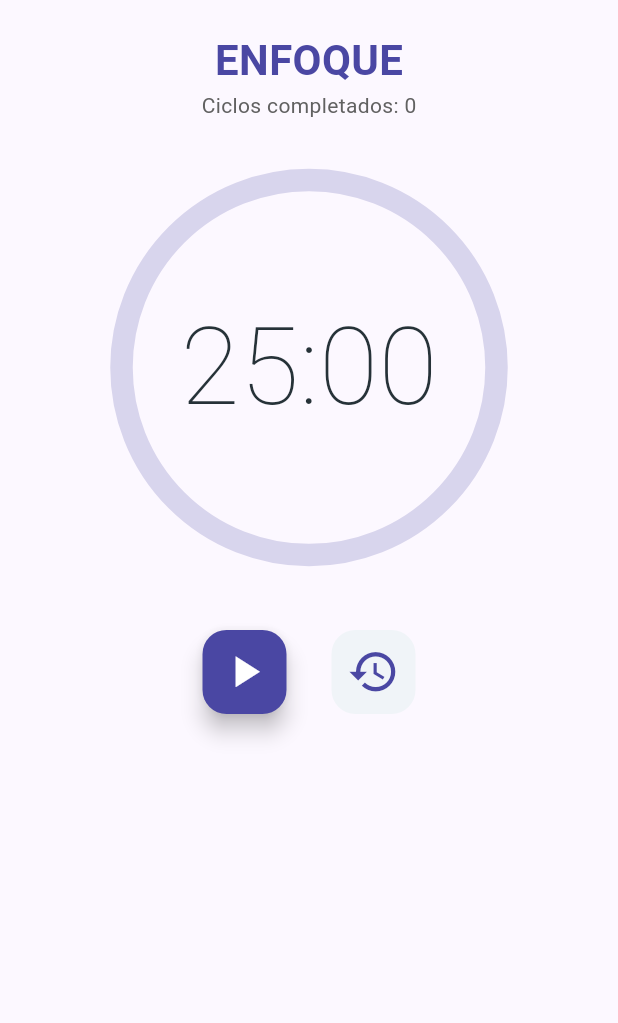
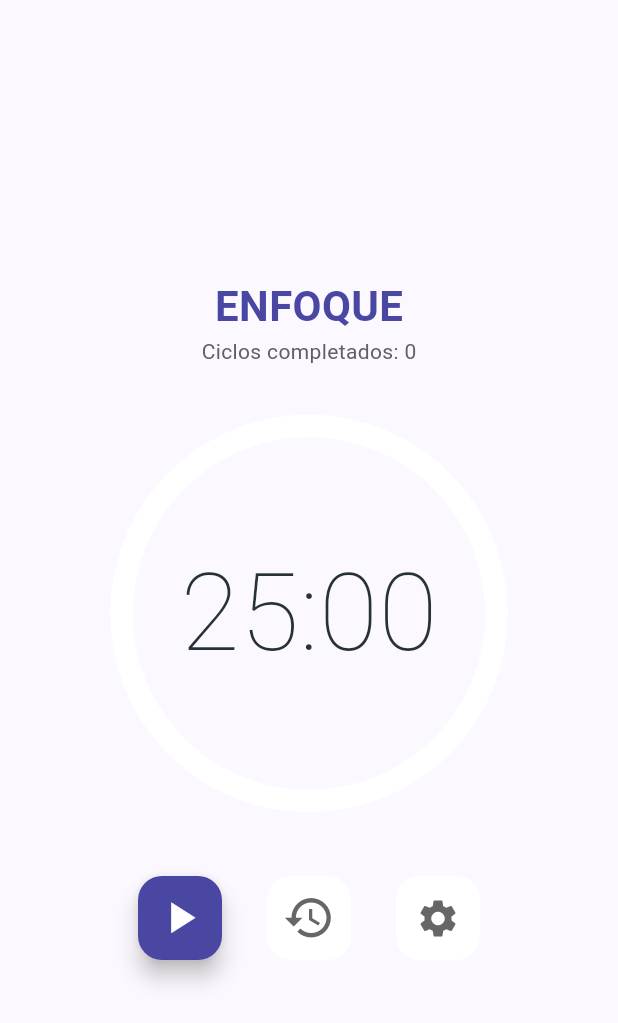
Before and after one commit to MiguelAngelJimenezUria/proyectofinalflutter, a Flutter app: the PomodoroTab widget shown alone on an empty page, opened directly, after a tap on the "play arrow" icon, after a tap on the "restore" icon, on a phone screen of 412 x 824 dp. Shown: the top 1023 px of the screen. Run offline on Flutter 3.47's test engine with Material 3 defaults, Android fonts, the phone set to English and light mode, and no system bars; our stand-ins replace table_calendar.

Commit message:
Cambios :D

```diff
--- a/lib/view/pomodoro_tab.dart
+++ b/lib/view/pomodoro_tab.dart
@@ -2,7 +2,6 @@ import 'package:flutter/material.dart';
 import 'dart:async';
 import 'styles.dart';
 
-// ✅ CORRECCIÓN: Definición del enum PomodoroState
 enum PomodoroState { work, shortBreak, longBreak }
 
 class PomodoroTab extends StatefulWidget {
@@ -13,20 +12,19 @@ class PomodoroTab extends StatefulWidget {
 }
 
 class _PomodoroTabState extends State<PomodoroTab> {
-  // Configuración del temporizador (en minutos)
-  static const int workDuration = 25;
+  // Configuración del temporizador (ahora es una variable mutable para el ajuste)
+  int _initialWorkDuration = 25; // En minutos
   static const int shortBreakDuration = 5;
   static const int longBreakDuration = 15;
   static const int cyclesBeforeLongBreak = 4;
 
-  // Variables de estado
-  int _currentDuration = workDuration * 60; // En segundos
+  int _currentDuration = 25 * 60; // Duración actual en segundos
   bool _isRunning = false;
   Timer? _timer;
   int _pomodoroCycles = 0;
+  PomodoroState _currentState = PomodoroState.work;
 
-  // Estado inicial del ciclo Pomodoro
-  PomodoroState _currentState = PomodoroState.work;
+  // --- Lógica de Control ---
 
   @override
   void dispose() {
@@ -34,13 +32,24 @@ class _PomodoroTabState extends State<PomodoroTab> {
     super.dispose();
   }
 
-  // --- Lógica del Temporizador ---
+  // Reinicia el temporizador al estado inicial basado en _currentState
+  void _setDurationBasedOnState() {
+    if (_currentState == PomodoroState.work) {
+      _currentDuration = _initialWorkDuration * 60;
+    } else if (_currentState == PomodoroState.shortBreak) {
+      _currentDuration = shortBreakDuration * 60;
+    } else {
+      _currentDuration = longBreakDuration * 60;
+    }
+  }
 
   void _startTimer() {
-    if (_timer != null) {
-      _timer!.cancel();
-    }
+    if (_timer != null) _timer!.cancel();
+    if (_currentDuration == 0) _setDurationBasedOnState();
+
+    setState(() {
       _isRunning = true;
+    });
 
     _timer = Timer.periodic(const Duration(seconds: 1), (timer) {
       if (!mounted) {
@@ -59,9 +68,7 @@ class _PomodoroTabState extends State<PomodoroTab> {
   }
 
   void _pauseTimer() {
-    if (_timer != null) {
-      _timer!.cancel();
-    }
+    _timer?.cancel();
     setState(() {
       _isRunning = false;
     });
@@ -73,20 +80,18 @@ class _PomodoroTabState extends State<PomodoroTab> {
       _isRunning = false;
       _pomodoroCycles = 0;
       _currentState = PomodoroState.work;
-      _currentDuration = workDuration * 60;
+      _setDurationBasedOnState(); // Usa la duración inicial establecida
     });
   }
 
   void _handleTimerEnd() {
     _isRunning = false;
 
-    // Muestra una notificación/snackbar de fin de ciclo
+    // Muestra una notificación/snackbar
     ScaffoldMessenger.of(context).showSnackBar(
       SnackBar(
         content: Text(
-          _currentState == PomodoroState.work
-            ? '¡Tiempo de trabajo terminado! Es hora de descansar.'
-            : '¡Descanso terminado! Es hora de volver al trabajo.',
+          _currentState == PomodoroState.work ? '¡Tiempo de enfoque terminado!' : '¡Descanso terminado!',
           style: const TextStyle(color: AppColors.cardColor),
         ),
         backgroundColor: AppColors.primary,
@@ -99,26 +104,82 @@ class _PomodoroTabState extends State<PomodoroTab> {
       _pomodoroCycles++;
       if (_pomodoroCycles % cyclesBeforeLongBreak == 0) {
         _currentState = PomodoroState.longBreak;
-        _currentDuration = longBreakDuration * 60;
       } else {
         _currentState = PomodoroState.shortBreak;
-        _currentDuration = shortBreakDuration * 60;
       }
     } else {
-      // Regresar al trabajo después de cualquier descanso
       _currentState = PomodoroState.work;
-      _currentDuration = workDuration * 60;
     }
 
-    // Reiniciar automáticamente el siguiente ciclo (opcional: podrías dejarlo pausado)
+    _setDurationBasedOnState(); // Establece la duración del nuevo estado
     _startTimer();
   }
 
-  // --- Constructor de UI ---
+  // --- Configuración de Duración (Nuevo) ---
+
+  Future<void> _showDurationDialog() async {
+    _pauseTimer(); // Pausar mientras se configura
+
+    int tempDuration = _initialWorkDuration;
+
+    return showDialog<void>(
+      context: context,
+      barrierDismissible: false,
+      builder: (BuildContext context) {
+        return AlertDialog(
+          title: const Text('Configurar Tiempo de Enfoque (min)'),
+          content: StatefulBuilder(
+            builder: (BuildContext context, StateSetter setState) {
+              return Column(
+                mainAxisSize: MainAxisSize.min,
+                children: <Widget>[
+                  Text('Duración actual: $tempDuration minutos'),
+                  Slider(
+                    value: tempDuration.toDouble(),
+                    min: 5,
+                    max: 60,
+                    divisions: 11, // Para ir de 5 en 5 (60-5)/5 + 1
+                    label: tempDuration.toString(),
+                    activeColor: AppColors.primary,
+                    onChanged: (double value) {
+                      setState(() {
+                        tempDuration = value.round();
+                      });
+                    },
+                  ),
+                ],
+              );
+            },
+          ),
+          actions: <Widget>[
+            TextButton(
+              child: const Text('Cancelar', style: TextStyle(color: AppColors.accent)),
+              onPressed: () {
+                Navigator.of(context).pop();
+              },
+            ),
+            TextButton(
+              child: const Text('Guardar', style: TextStyle(color: AppColors.primary)),
+              onPressed: () {
+                setState(() {
+                  _initialWorkDuration = tempDuration;
+                  _currentState = PomodoroState.work; // Volver al estado de trabajo
+                  _setDurationBasedOnState(); // Aplicar el nuevo tiempo
+                });
+                _resetTimer(); // Reinicia el ciclo con el nuevo tiempo
+                Navigator.of(context).pop();
+              },
+            ),
+          ],
+        );
+      },
+    );
+  }
+
+  // --- Constructor de UI (Modificado para centrado y estilo) ---
 
   @override
   Widget build(BuildContext context) {
-    // Formatear el tiempo a MM:SS
     String minutes = (_currentDuration ~/ 60).toString().padLeft(2, '0');
     String seconds = (_currentDuration % 60).toString().padLeft(2, '0');
 
@@ -128,17 +189,30 @@ class _PomodoroTabState extends State<PomodoroTab> {
             ? 'DESCANSO CORTO'
             : 'DESCANSO LARGO';
 
-    Color primaryColor = _currentState == PomodoroState.work ? AppColors.primary : AppColors.accent;
+    Color activeColor = _currentState == PomodoroState.work ? AppColors.primary : AppColors.accent;
 
-    return Padding(
+    // Calcular la duración total del ciclo actual para el indicador de progreso
+    int totalDuration;
+    if (_currentState == PomodoroState.work) {
+      totalDuration = _initialWorkDuration * 60;
+    } else if (_currentState == PomodoroState.shortBreak) {
+      totalDuration = shortBreakDuration * 60;
+    } else {
+      totalDuration = longBreakDuration * 60;
+    }
+    double progressValue = 1 - (_currentDuration / totalDuration);
+
+    return Center( // ✅ CENTRADO PRINCIPAL
+      child: Padding(
         padding: const EdgeInsets.all(20.0),
         child: Column(
+          mainAxisAlignment: MainAxisAlignment.center, // Centrado vertical
           crossAxisAlignment: CrossAxisAlignment.center,
           children: [
-          // Título de estado
+            // Título y Contador de Ciclos
             Text(
               statusText,
-            style: AppTextStyles.titleLarge.copyWith(color: primaryColor),
+              style: AppTextStyles.titleLarge.copyWith(color: activeColor),
             ),
             Text(
               'Ciclos completados: $_pomodoroCycles',
@@ -147,7 +221,7 @@ class _PomodoroTabState extends State<PomodoroTab> {
 
             const SizedBox(height: 40),
 
-          // Círculo del Temporizador
+            // Círculo del Temporizador (Estilo de referencia)
             Stack(
               alignment: Alignment.center,
               children: [
@@ -156,22 +230,18 @@ class _PomodoroTabState extends State<PomodoroTab> {
                   width: 250,
                   height: 250,
                   child: CircularProgressIndicator(
-                  value: 1 - (_currentDuration / (
-                    _currentState == PomodoroState.work ? workDuration * 60 :
-                    _currentState == PomodoroState.shortBreak ? shortBreakDuration * 60 :
-                    longBreakDuration * 60
-                  )),
+                    value: progressValue.isNaN ? 0.0 : progressValue, // Manejo de NaN si totalDuration es 0
                     strokeWidth: 15,
-                  backgroundColor: primaryColor.withOpacity(0.2),
-                  valueColor: AlwaysStoppedAnimation<Color>(primaryColor),
+                    backgroundColor: AppColors.cardColor, // Fondo más claro
+                    valueColor: AlwaysStoppedAnimation<Color>(activeColor),
                   ),
                 ),
                 // Texto del tiempo
                 Text(
                   '$minutes:$seconds',
-                style: const TextStyle(
+                  style: TextStyle(
                     fontSize: 72,
-                  fontWeight: FontWeight.w100,
+                    fontWeight: FontWeight.w200, // Fuente más delgada
                     color: AppColors.textPrimary,
                   ),
                 ),
@@ -180,7 +250,7 @@ class _PomodoroTabState extends State<PomodoroTab> {
 
             const SizedBox(height: 50),
 
-          // Botones de Control
+            // Botones de Control y Configuración
             Row(
               mainAxisAlignment: MainAxisAlignment.center,
               children: [
@@ -188,7 +258,7 @@ class _PomodoroTabState extends State<PomodoroTab> {
                 FloatingActionButton(
                   heroTag: 'pomodoro_play_pause',
                   onPressed: _isRunning ? _pauseTimer : _startTimer,
-                backgroundColor: primaryColor,
+                  backgroundColor: activeColor,
                   child: Icon(
                     _isRunning ? Icons.pause : Icons.play_arrow,
                     size: 35,
@@ -201,18 +271,33 @@ class _PomodoroTabState extends State<PomodoroTab> {
                 FloatingActionButton(
                   heroTag: 'pomodoro_reset',
                   onPressed: _resetTimer,
-                backgroundColor: AppColors.background,
+                  backgroundColor: AppColors.cardColor,
                   elevation: 0,
                   child: Icon(
                     Icons.restore,
                     size: 35,
-                  color: primaryColor,
+                    color: AppColors.textSecondary,
+                  ),
+                ),
+                const SizedBox(width: 30),
+
+                // Botón de Configuración de Tiempo (Nuevo)
+                FloatingActionButton(
+                  heroTag: 'pomodoro_config',
+                  onPressed: _showDurationDialog,
+                  backgroundColor: AppColors.cardColor,
+                  elevation: 0,
+                  child: const Icon(
+                    Icons.settings,
+                    size: 30,
+                    color: AppColors.textSecondary,
                   ),
                 ),
               ],
             ),
           ],
         ),
+      ),
     );
   }
 }
--- a/lib/view/styles.dart
+++ b/lib/view/styles.dart
@@ -8,6 +8,7 @@ class AppColors {
   static const background = Color(0xFFF0F4F8); // Fondo muy claro y limpio
   static const cardColor = Colors.white; // Color de las tarjetas
   static const shadowColor = Color(0xFF4A47A3); // Sombra sutil del primario
+  static const Color textSecondary = Color(0xFF666666);
 }
 
 class AppTextStyles {
```
Also changed, not shown: lib/view/calendar_tab.dart (+16 -34 lines), lib/view/home_page.dart (+11 -32 lines). Lines whose indentation alone changed are shown as unchanged.
